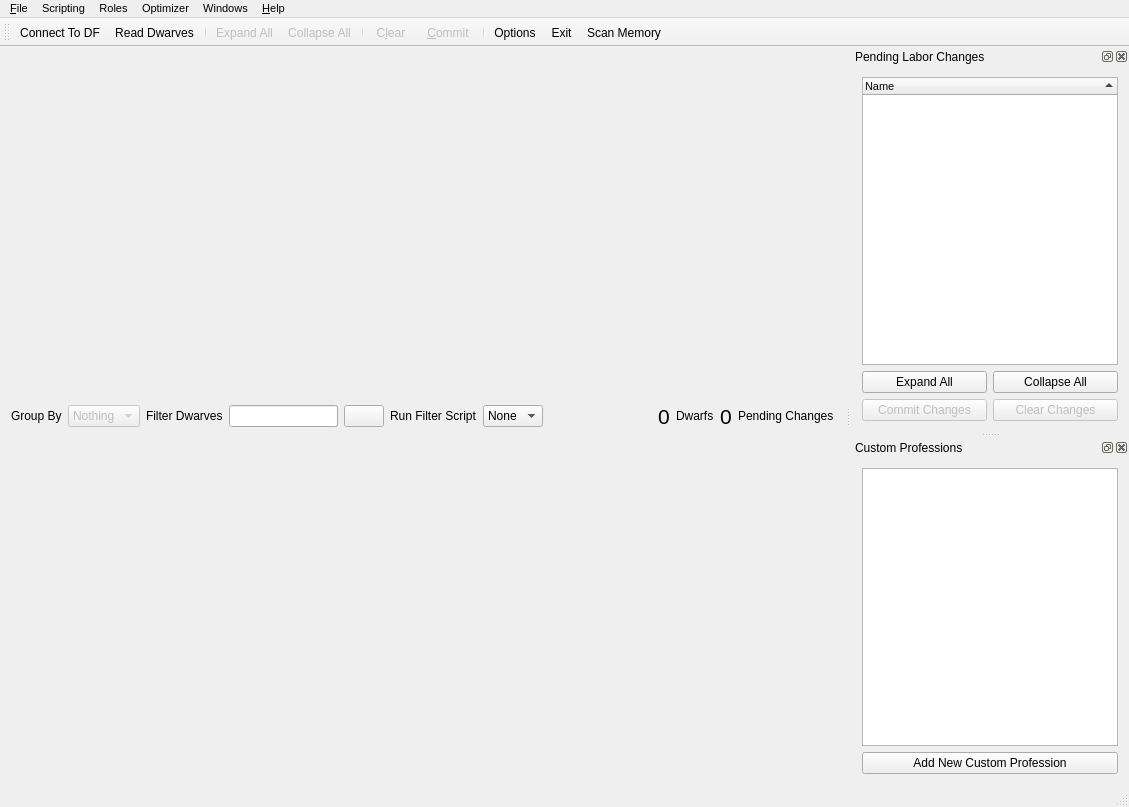
This is ui/mainwindow.ui in Dwarf-Therapist/Dwarf-Therapist as Qt 5 draws it before an edit. The edited form follows.
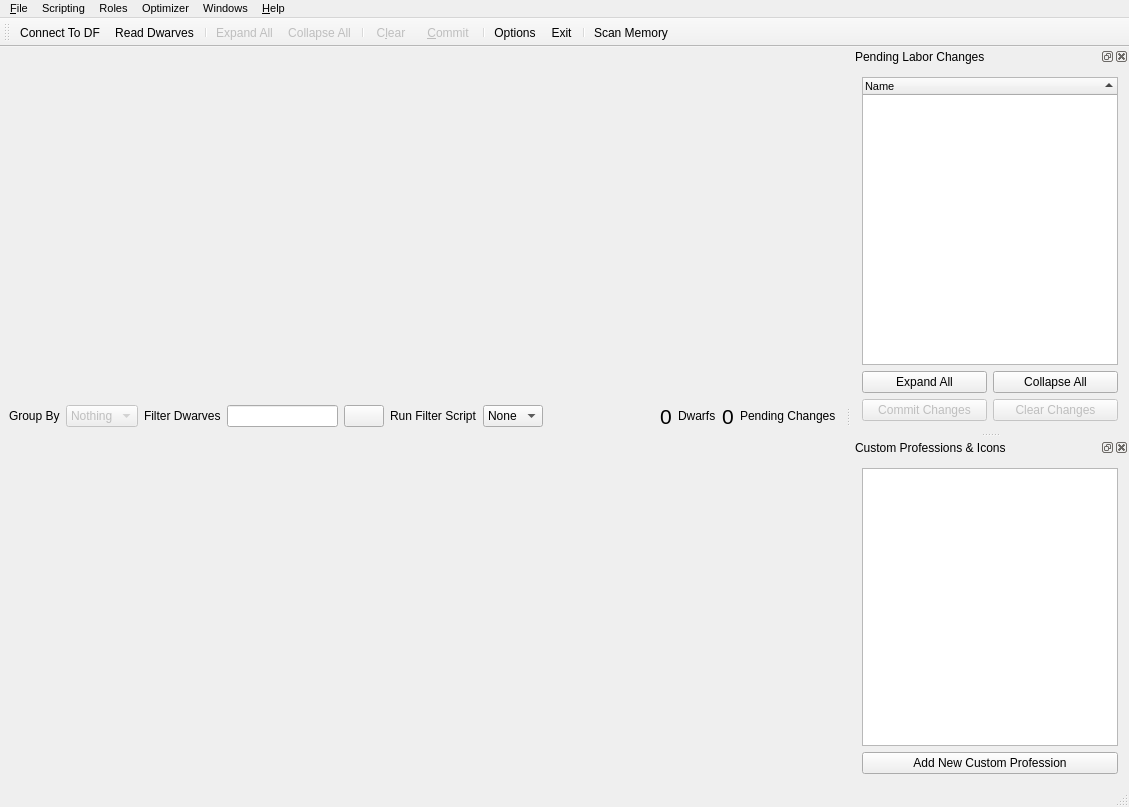
This is the edited form. Icons and pictures are not drawn.

Commit message: Views - added default trait view - added alternate social view with related traits which affect the skills - modified background of default social view columns to be slightly darker - added text and changed the icon of the 'add new grid view' button to make it more obvious - added tooltips to the panes when adding new sets/columns to views

```diff
--- a/ui/mainwindow.ui
+++ b/ui/mainwindow.ui
@@ -31,8 +31,17 @@
   </property>
   <widget class="QWidget" name="main_widget">
    <layout class="QVBoxLayout" name="v_box">
+    <property name="spacing">
+     <number>9</number>
+    </property>
+    <property name="margin">
+     <number>9</number>
+    </property>
     <item>
      <layout class="QHBoxLayout" name="horizontalLayout">
+      <property name="spacing">
+       <number>6</number>
+      </property>
       <item>
        <widget class="QLabel" name="lbl_group_by">
         <property name="text">
@@ -48,6 +57,12 @@
         <property name="enabled">
          <bool>false</bool>
         </property>
+        <property name="minimumSize">
+         <size>
+          <width>0</width>
+          <height>0</height>
+         </size>
+        </property>
         <property name="toolTip">
          <string>Change how dwarves are grouped in the table</string>
         </property>
@@ -146,6 +161,9 @@
         <property name="text">
          <string>Dwarfs</string>
         </property>
+        <property name="alignment">
+         <set>Qt::AlignLeading|Qt::AlignLeft|Qt::AlignVCenter</set>
+        </property>
        </widget>
       </item>
       <item>
@@ -352,6 +370,7 @@
    <addaction name="separator"/>
    <addaction name="act_options"/>
    <addaction name="act_exit"/>
+   <addaction name="separator"/>
    <addaction name="act_scan_memory"/>
   </widget>
   <widget class="QStatusBar" name="statusBar"/>
@@ -456,7 +475,7 @@
   </widget>
   <widget class="QDockWidget" name="dock_custom_professions">
    <property name="windowTitle">
-    <string>Custom Professions</string>
+    <string>Custom Professions &amp; Icons</string>
    </property>
    <attribute name="dockWidgetArea">
     <number>2</number>
@@ -666,7 +685,7 @@
      <normaloff>:/img/color_wheel.png</normaloff>:/img/color_wheel.png</iconset>
    </property>
    <property name="text">
-    <string>Options...</string>
+    <string>O&amp;ptions...</string>
    </property>
    <property name="toolTip">
     <string>Open the options menu...</string>
```
Left out of the diff: 123 changed lines with no effect on the pictures. The commit also changes 159 other files.
